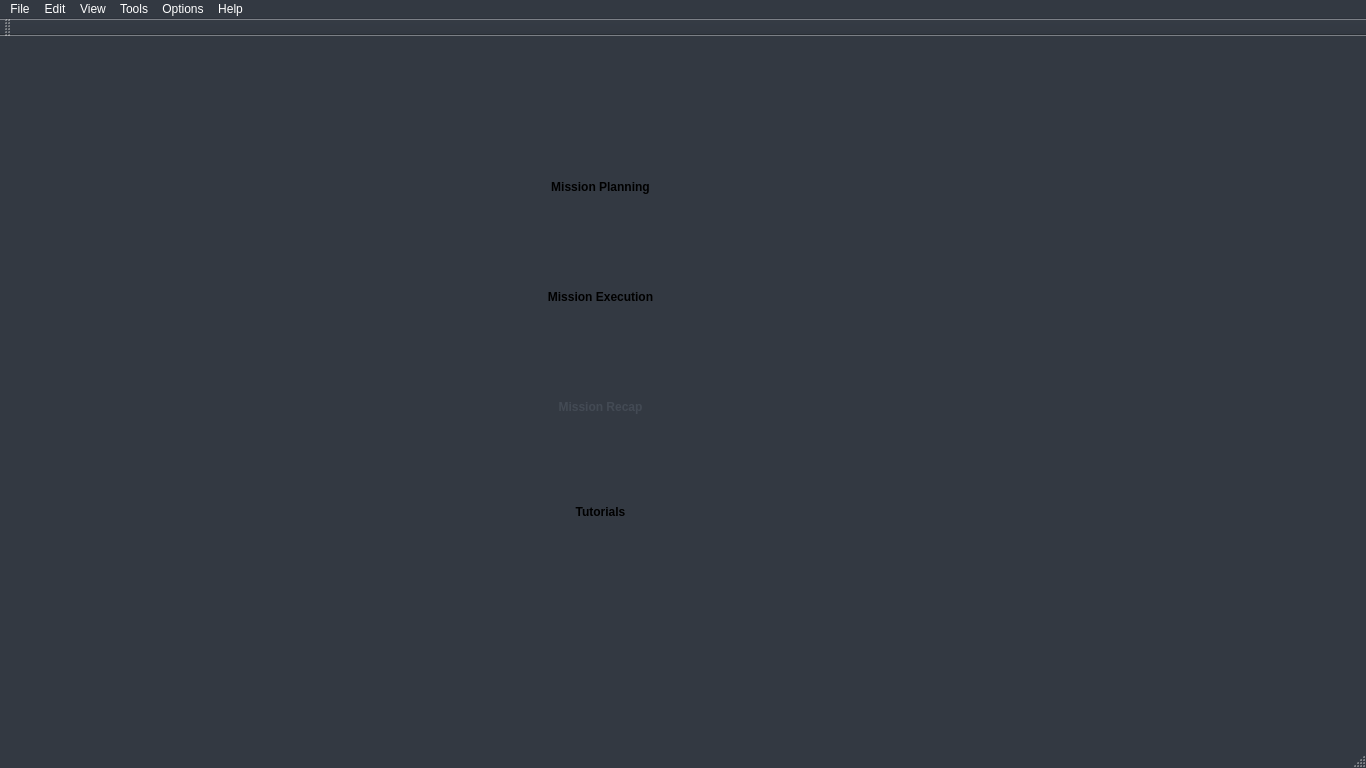
Above: GUI/UAV-Forge-New/mainwindow.ui from UCI-UAVForge/GroundStation before the change. Below: the same form after it.
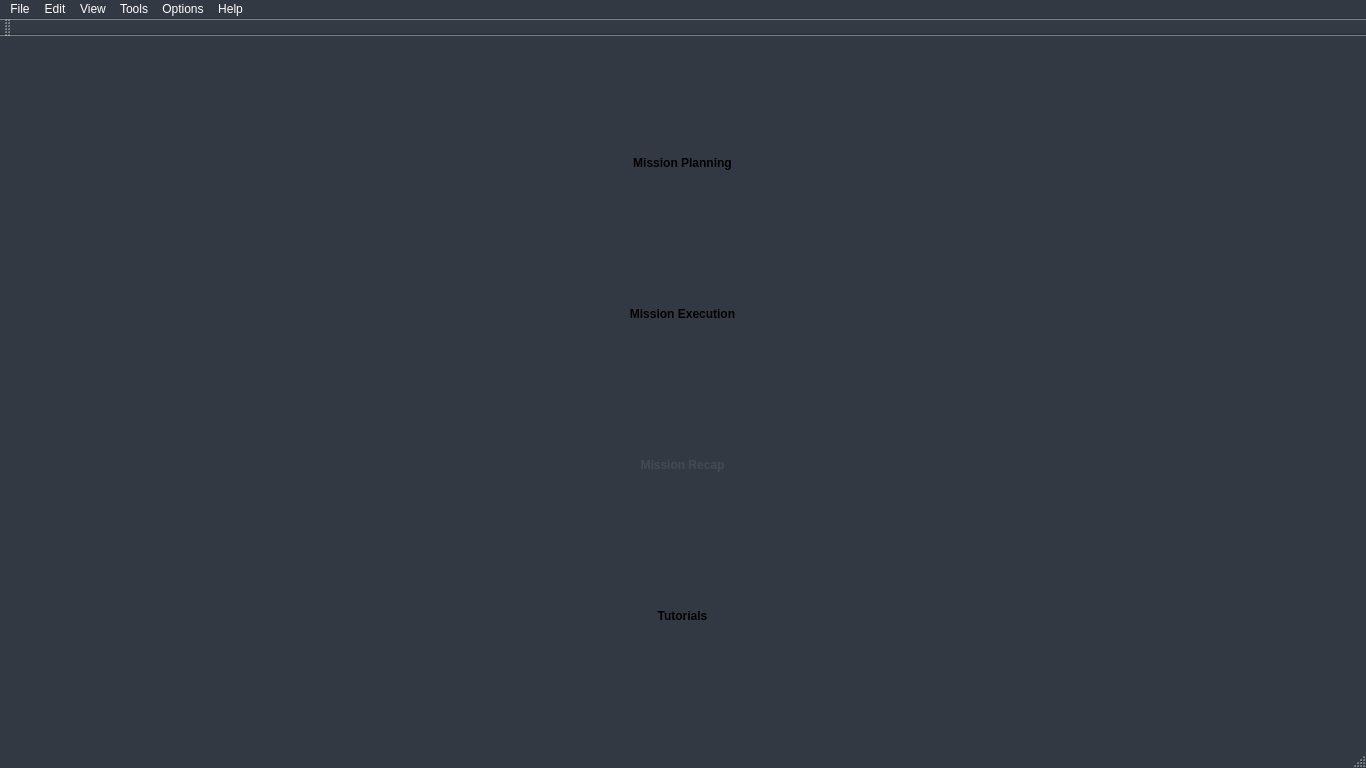
That is the form after the change.

Commit message: video buttons

The edit to the form file:
```diff
--- a/GUI/UAV-Forge-New/mainwindow.ui
+++ b/GUI/UAV-Forge-New/mainwindow.ui
@@ -10,6 +10,12 @@
     <height>768</height>
    </rect>
   </property>
+  <property name="minimumSize">
+   <size>
+    <width>760</width>
+    <height>540</height>
+   </size>
+  </property>
   <property name="palette">
    <palette>
     <active>
@@ -158,229 +164,45 @@
   <property name="windowTitle">
    <string>MainWindow</string>
   </property>
-  <property name="styleSheet">
-   <string notr="true"/>
-  </property>
   <widget class="QWidget" name="centralWidget">
-   <widget class="QWidget" name="widget" native="true">
-    <property name="geometry">
-     <rect>
-      <x>260</x>
-      <y>80</y>
-      <width>661</width>
-      <height>451</height>
-     </rect>
-    </property>
-    <widget class="QPushButton" name="pushButton_7">
-     <property name="geometry">
-      <rect>
-       <x>250</x>
-       <y>250</y>
-       <width>181</width>
-       <height>81</height>
-      </rect>
-     </property>
-     <property name="palette">
-      <palette>
-       <active>
-        <colorrole role="WindowText">
-         <brush brushstyle="SolidPattern">
-          <color alpha="255">
-           <red>67</red>
-           <green>74</green>
-           <blue>84</blue>
-          </color>
-         </brush>
-        </colorrole>
-        <colorrole role="Button">
-         <brush brushstyle="SolidPattern">
-          <color alpha="255">
-           <red>204</red>
-           <green>209</green>
-           <blue>217</blue>
-          </color>
-         </brush>
-        </colorrole>
-        <colorrole role="Midlight">
-         <brush brushstyle="SolidPattern">
-          <color alpha="255">
-           <red>102</red>
-           <green>102</green>
-           <blue>102</blue>
-          </color>
-         </brush>
-        </colorrole>
-        <colorrole role="Text">
-         <brush brushstyle="SolidPattern">
-          <color alpha="255">
-           <red>67</red>
-           <green>74</green>
-           <blue>84</blue>
-          </color>
-         </brush>
-        </colorrole>
-        <colorrole role="ButtonText">
-         <brush brushstyle="SolidPattern">
-          <color alpha="255">
-           <red>67</red>
-           <green>74</green>
-           <blue>84</blue>
-          </color>
-         </brush>
-        </colorrole>
-        <colorrole role="Base">
-         <brush brushstyle="SolidPattern">
-          <color alpha="255">
-           <red>204</red>
-           <green>209</green>
-           <blue>217</blue>
-          </color>
-         </brush>
-        </colorrole>
-        <colorrole role="Window">
-         <brush brushstyle="SolidPattern">
-          <color alpha="255">
-           <red>204</red>
-           <green>209</green>
-           <blue>217</blue>
-          </color>
-         </brush>
-        </colorrole>
-       </active>
-       <inactive>
-        <colorrole role="WindowText">
-         <brush brushstyle="SolidPattern">
-          <color alpha="255">
-           <red>67</red>
-           <green>74</green>
-           <blue>84</blue>
-          </color>
-         </brush>
-        </colorrole>
-        <colorrole role="Button">
-         <brush brushstyle="SolidPattern">
-          <color alpha="255">
-           <red>204</red>
-           <green>209</green>
-           <blue>217</blue>
-          </color>
-         </brush>
-        </colorrole>
-        <colorrole role="Midlight">
-         <brush brushstyle="SolidPattern">
-          <color alpha="255">
-           <red>102</red>
-           <green>102</green>
-           <blue>102</blue>
-          </color>
-         </brush>
-        </colorrole>
-        <colorrole role="Text">
-         <brush brushstyle="SolidPattern">
-          <color alpha="255">
-           <red>67</red>
-           <green>74</green>
-           <blue>84</blue>
-          </color>
-         </brush>
-        </colorrole>
-        <colorrole role="ButtonText">
-         <brush brushstyle="SolidPattern">
-          <color alpha="255">
-           <red>67</red>
-           <green>74</green>
-           <blue>84</blue>
-          </color>
-         </brush>
-        </colorrole>
-        <colorrole role="Base">
-         <brush brushstyle="SolidPattern">
-          <color alpha="255">
-           <red>204</red>
-           <green>209</green>
-           <blue>217</blue>
-          </color>
-         </brush>
-        </colorrole>
-        <colorrole role="Window">
-         <brush brushstyle="SolidPattern">
-          <color alpha="255">
-           <red>204</red>
-           <green>209</green>
-           <blue>217</blue>
-          </color>
-         </brush>
-        </colorrole>
-       </inactive>
-       <disabled>
-        <colorrole role="WindowText">
-         <brush brushstyle="SolidPattern">
-          <color alpha="255">
-           <red>67</red>
-           <green>74</green>
-           <blue>84</blue>
-          </color>
-         </brush>
-        </colorrole>
-        <colorrole role="Button">
-         <brush brushstyle="SolidPattern">
-          <color alpha="255">
-           <red>204</red>
-           <green>209</green>
-           <blue>217</blue>
-          </color>
-         </brush>
-        </colorrole>
-        <colorrole role="Midlight">
-         <brush brushstyle="SolidPattern">
-          <color alpha="255">
-           <red>102</red>
-           <green>102</green>
-           <blue>102</blue>
-          </color>
-         </brush>
-        </colorrole>
-        <colorrole role="Text">
-         <brush brushstyle="SolidPattern">
-          <color alpha="255">
-           <red>67</red>
-           <green>74</green>
-           <blue>84</blue>
-          </color>
-         </brush>
-        </colorrole>
-        <colorrole role="ButtonText">
-         <brush brushstyle="SolidPattern">
-          <color alpha="255">
-           <red>67</red>
-           <green>74</green>
-           <blue>84</blue>
-          </color>
-         </brush>
-        </colorrole>
-        <colorrole role="Base">
-         <brush brushstyle="SolidPattern">
-          <color alpha="255">
-           <red>204</red>
-           <green>209</green>
-           <blue>217</blue>
-          </color>
-         </brush>
-        </colorrole>
-        <colorrole role="Window">
-         <brush brushstyle="SolidPattern">
-          <color alpha="255">
-           <red>204</red>
-           <green>209</green>
-           <blue>217</blue>
-          </color>
-         </brush>
-        </colorrole>
-       </disabled>
-      </palette>
-     </property>
-     <property name="styleSheet">
-      <string notr="true"> QPushButton { 
+   <layout class="QVBoxLayout" name="verticalLayout">
+    <item alignment="Qt::AlignHCenter">
+     <widget class="QWidget" name="widget" native="true">
+      <property name="sizePolicy">
+       <sizepolicy hsizetype="Minimum" vsizetype="Minimum">
+        <horstretch>0</horstretch>
+        <verstretch>0</verstretch>
+       </sizepolicy>
+      </property>
+      <layout class="QVBoxLayout" name="verticalLayout_2">
+       <item>
+        <widget class="QPushButton" name="pushButton_9">
+         <property name="sizePolicy">
+          <sizepolicy hsizetype="Fixed" vsizetype="Fixed">
+           <horstretch>0</horstretch>
+           <verstretch>0</verstretch>
+          </sizepolicy>
+         </property>
+         <property name="minimumSize">
+          <size>
+           <width>181</width>
+           <height>81</height>
+          </size>
+         </property>
+         <property name="maximumSize">
+          <size>
+           <width>181</width>
+           <height>81</height>
+          </size>
+         </property>
+         <property name="sizeIncrement">
+          <size>
+           <width>0</width>
+           <height>0</height>
+          </size>
+         </property>
+         <property name="styleSheet">
+          <string notr="true"> QPushButton { 
 background-color: &quot;#CCD1D9&quot;; 
 color: &quot;#434A54&quot;; 
 border-radius: 10px;
@@ -390,22 +212,34 @@
  QPushButton:pressed {
      background-color: #E6E9ED
  }</string>
-     </property>
-     <property name="text">
-      <string>Mission Recap</string>
-     </property>
-    </widget>
-    <widget class="QPushButton" name="pushButton_8">
-     <property name="geometry">
-      <rect>
-       <x>250</x>
-       <y>140</y>
-       <width>181</width>
-       <height>81</height>
-      </rect>
-     </property>
-     <property name="styleSheet">
-      <string notr="true"> QPushButton { 
+         </property>
+         <property name="text">
+          <string>Mission Planning</string>
+         </property>
+        </widget>
+       </item>
+       <item>
+        <widget class="QPushButton" name="pushButton_8">
+         <property name="sizePolicy">
+          <sizepolicy hsizetype="Fixed" vsizetype="Fixed">
+           <horstretch>0</horstretch>
+           <verstretch>0</verstretch>
+          </sizepolicy>
+         </property>
+         <property name="minimumSize">
+          <size>
+           <width>181</width>
+           <height>81</height>
+          </size>
+         </property>
+         <property name="maximumSize">
+          <size>
+           <width>181</width>
+           <height>81</height>
+          </size>
+         </property>
+         <property name="styleSheet">
+          <string notr="true"> QPushButton { 
 background-color: &quot;#CCD1D9&quot;; 
 color: &quot;#434A54&quot;; 
 border-radius: 10px;
@@ -415,22 +249,233 @@
  QPushButton:pressed {
      background-color: #E6E9ED
  }</string>
-     </property>
-     <property name="text">
-      <string>Mission Execution</string>
-     </property>
-    </widget>
-    <widget class="QPushButton" name="pushButton_9">
-     <property name="geometry">
-      <rect>
-       <x>250</x>
-       <y>30</y>
-       <width>181</width>
-       <height>81</height>
-      </rect>
-     </property>
-     <property name="styleSheet">
-      <string notr="true"> QPushButton { 
+         </property>
+         <property name="text">
+          <string>Mission Execution</string>
+         </property>
+        </widget>
+       </item>
+       <item>
+        <widget class="QPushButton" name="pushButton_7">
+         <property name="sizePolicy">
+          <sizepolicy hsizetype="Fixed" vsizetype="Fixed">
+           <horstretch>0</horstretch>
+           <verstretch>0</verstretch>
+          </sizepolicy>
+         </property>
+         <property name="minimumSize">
+          <size>
+           <width>181</width>
+           <height>81</height>
+          </size>
+         </property>
+         <property name="maximumSize">
+          <size>
+           <width>181</width>
+           <height>81</height>
+          </size>
+         </property>
+         <property name="palette">
+          <palette>
+           <active>
+            <colorrole role="WindowText">
+             <brush brushstyle="SolidPattern">
+              <color alpha="255">
+               <red>67</red>
+               <green>74</green>
+               <blue>84</blue>
+              </color>
+             </brush>
+            </colorrole>
+            <colorrole role="Button">
+             <brush brushstyle="SolidPattern">
+              <color alpha="255">
+               <red>204</red>
+               <green>209</green>
+               <blue>217</blue>
+              </color>
+             </brush>
+            </colorrole>
+            <colorrole role="Midlight">
+             <brush brushstyle="SolidPattern">
+              <color alpha="255">
+               <red>102</red>
+               <green>102</green>
+               <blue>102</blue>
+              </color>
+             </brush>
+            </colorrole>
+            <colorrole role="Text">
+             <brush brushstyle="SolidPattern">
+              <color alpha="255">
+               <red>67</red>
+               <green>74</green>
+               <blue>84</blue>
+              </color>
+             </brush>
+            </colorrole>
+            <colorrole role="ButtonText">
+             <brush brushstyle="SolidPattern">
+              <color alpha="255">
+               <red>67</red>
+               <green>74</green>
+               <blue>84</blue>
+              </color>
+             </brush>
+            </colorrole>
+            <colorrole role="Base">
+             <brush brushstyle="SolidPattern">
+              <color alpha="255">
+               <red>204</red>
+               <green>209</green>
+               <blue>217</blue>
+              </color>
+             </brush>
+            </colorrole>
+            <colorrole role="Window">
+             <brush brushstyle="SolidPattern">
+              <color alpha="255">
+               <red>204</red>
+               <green>209</green>
+               <blue>217</blue>
+              </color>
+             </brush>
+            </colorrole>
+           </active>
+           <inactive>
+            <colorrole role="WindowText">
+             <brush brushstyle="SolidPattern">
+              <color alpha="255">
+               <red>67</red>
+               <green>74</green>
+               <blue>84</blue>
+              </color>
+             </brush>
+            </colorrole>
+            <colorrole role="Button">
+             <brush brushstyle="SolidPattern">
+              <color alpha="255">
+               <red>204</red>
+               <green>209</green>
+               <blue>217</blue>
+              </color>
+             </brush>
+            </colorrole>
+            <colorrole role="Midlight">
+             <brush brushstyle="SolidPattern">
+              <color alpha="255">
+               <red>102</red>
+               <green>102</green>
+               <blue>102</blue>
+              </color>
+             </brush>
+            </colorrole>
+            <colorrole role="Text">
+             <brush brushstyle="SolidPattern">
+              <color alpha="255">
+               <red>67</red>
+               <green>74</green>
+               <blue>84</blue>
+              </color>
+             </brush>
+            </colorrole>
+            <colorrole role="ButtonText">
+             <brush brushstyle="SolidPattern">
+              <color alpha="255">
+               <red>67</red>
+               <green>74</green>
+               <blue>84</blue>
+              </color>
+             </brush>
+            </colorrole>
+            <colorrole role="Base">
+             <brush brushstyle="SolidPattern">
+              <color alpha="255">
+               <red>204</red>
+               <green>209</green>
+               <blue>217</blue>
+              </color>
+             </brush>
+            </colorrole>
+            <colorrole role="Window">
+             <brush brushstyle="SolidPattern">
+              <color alpha="255">
+               <red>204</red>
+               <green>209</green>
+               <blue>217</blue>
+              </color>
+             </brush>
+            </colorrole>
+           </inactive>
+           <disabled>
+            <colorrole role="WindowText">
+             <brush brushstyle="SolidPattern">
+              <color alpha="255">
+               <red>67</red>
+               <green>74</green>
+               <blue>84</blue>
+              </color>
+             </brush>
+            </colorrole>
+            <colorrole role="Button">
+             <brush brushstyle="SolidPattern">
+              <color alpha="255">
+               <red>204</red>
+               <green>209</green>
+               <blue>217</blue>
+              </color>
+             </brush>
+            </colorrole>
+            <colorrole role="Midlight">
+             <brush brushstyle="SolidPattern">
+              <color alpha="255">
+               <red>102</red>
+               <green>102</green>
+               <blue>102</blue>
+              </color>
+             </brush>
+            </colorrole>
+            <colorrole role="Text">
+             <brush brushstyle="SolidPattern">
+              <color alpha="255">
+               <red>67</red>
+               <green>74</green>
+               <blue>84</blue>
+              </color>
+             </brush>
+            </colorrole>
+            <colorrole role="ButtonText">
+             <brush brushstyle="SolidPattern">
+              <color alpha="255">
+               <red>67</red>
+               <green>74</green>
+               <blue>84</blue>
+              </color>
+             </brush>
+            </colorrole>
+            <colorrole role="Base">
+             <brush brushstyle="SolidPattern">
+              <color alpha="255">
+               <red>204</red>
+               <green>209</green>
+               <blue>217</blue>
+              </color>
+             </brush>
+            </colorrole>
+            <colorrole role="Window">
+             <brush brushstyle="SolidPattern">
+              <color alpha="255">
+               <red>204</red>
+               <green>209</green>
+               <blue>217</blue>
+              </color>
+             </brush>
+            </colorrole>
+           </disabled>
+          </palette>
+         </property>
+         <property name="styleSheet">
+          <string notr="true"> QPushButton { 
 background-color: &quot;#CCD1D9&quot;; 
 color: &quot;#434A54&quot;; 
 border-radius: 10px;
@@ -440,22 +485,34 @@
  QPushButton:pressed {
      background-color: #E6E9ED
  }</string>
-     </property>
-     <property name="text">
-      <string>Mission Planning</string>
-     </property>
-    </widget>
-    <widget class="QPushButton" name="pushButton_6">
-     <property name="geometry">
-      <rect>
-       <x>250</x>
-       <y>360</y>
-       <width>181</width>
-       <height>71</height>
-      </rect>
-     </property>
-     <property name="styleSheet">
-      <string notr="true"> QPushButton { 
+         </property>
+         <property name="text">
+          <string>Mission Recap</string>
+         </property>
+        </widget>
+       </item>
+       <item>
+        <widget class="QPushButton" name="pushButton_6">
+         <property name="sizePolicy">
+          <sizepolicy hsizetype="Fixed" vsizetype="Fixed">
+           <horstretch>0</horstretch>
+           <verstretch>0</verstretch>
+          </sizepolicy>
+         </property>
+         <property name="minimumSize">
+          <size>
+           <width>181</width>
+           <height>81</height>
+          </size>
+         </property>
+         <property name="maximumSize">
+          <size>
+           <width>181</width>
+           <height>81</height>
+          </size>
+         </property>
+         <property name="styleSheet">
+          <string notr="true"> QPushButton { 
 background-color: &quot;#CCD1D9&quot;; 
 color: &quot;#434A54&quot;; 
 border-radius: 10px;
@@ -465,12 +522,16 @@
  QPushButton:pressed {
      background-color: #E6E9ED
  }</string>
-     </property>
-     <property name="text">
-      <string>Tutorials</string>
-     </property>
-    </widget>
-   </widget>
+         </property>
+         <property name="text">
+          <string>Tutorials</string>
+         </property>
+        </widget>
+       </item>
+      </layout>
+     </widget>
+    </item>
+   </layout>
   </widget>
   <widget class="QMenuBar" name="menuBar">
    <property name="geometry">
```
Left out of the diff: 2 changed lines with no effect on the pictures. The commit also changes 55 other files.
